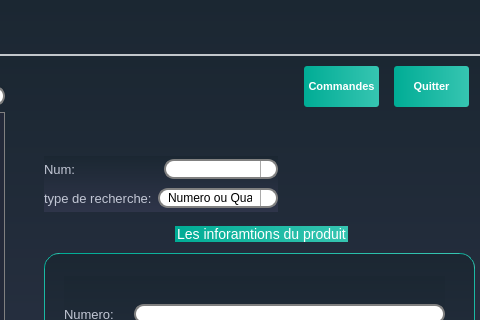
Old version of the form employee_interface/gproduits.ui in the repository snwxr/Dry_Cleaner_2A3; both pictures show x 486 to 966 and y 0 to 320 of the 1048 by 591 pixel window.
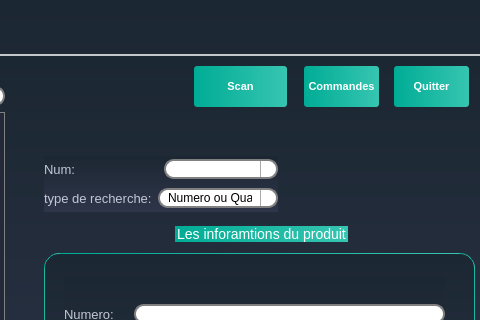
New version of the form. Icons and pictures are not drawn.

Patch:
```diff
--- a/employee_interface/gproduits.ui
+++ b/employee_interface/gproduits.ui
@@ -1447,6 +1447,19 @@
       </item>
      </layout>
     </widget>
+    <widget class="QPushButton" name="scan_code">
+     <property name="geometry">
+      <rect>
+       <x>660</x>
+       <y>10</y>
+       <width>93</width>
+       <height>41</height>
+      </rect>
+     </property>
+     <property name="text">
+      <string>Scan</string>
+     </property>
+    </widget>
    </widget>
    <widget class="QWidget" name="tab_4">
     <attribute name="title">
```
